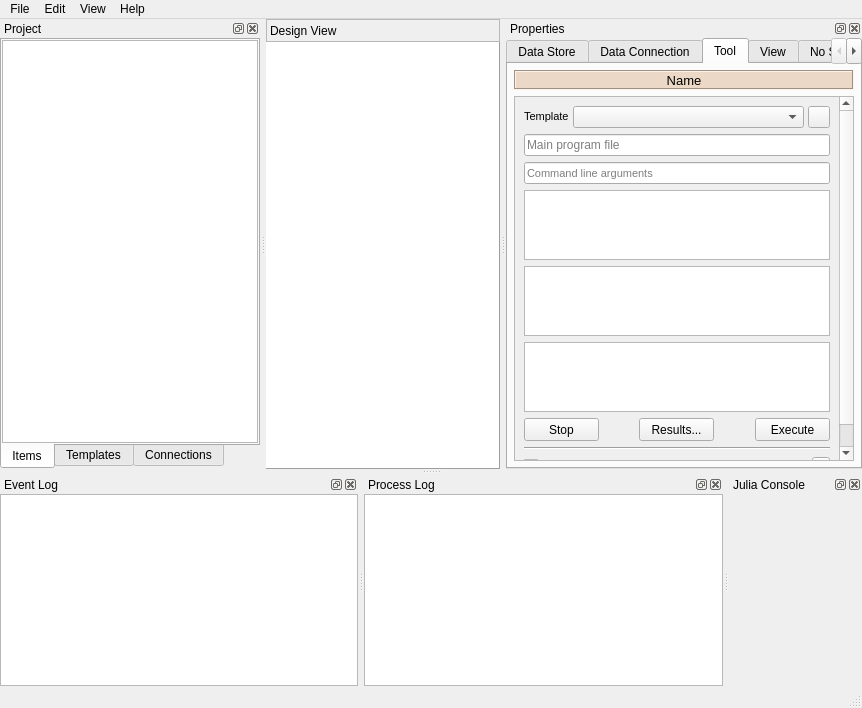
The window that spinetoolbox/ui/mainwindow.ui (spine-tools/Spine-Toolbox) describes before a commit, drawn with Qt 5.
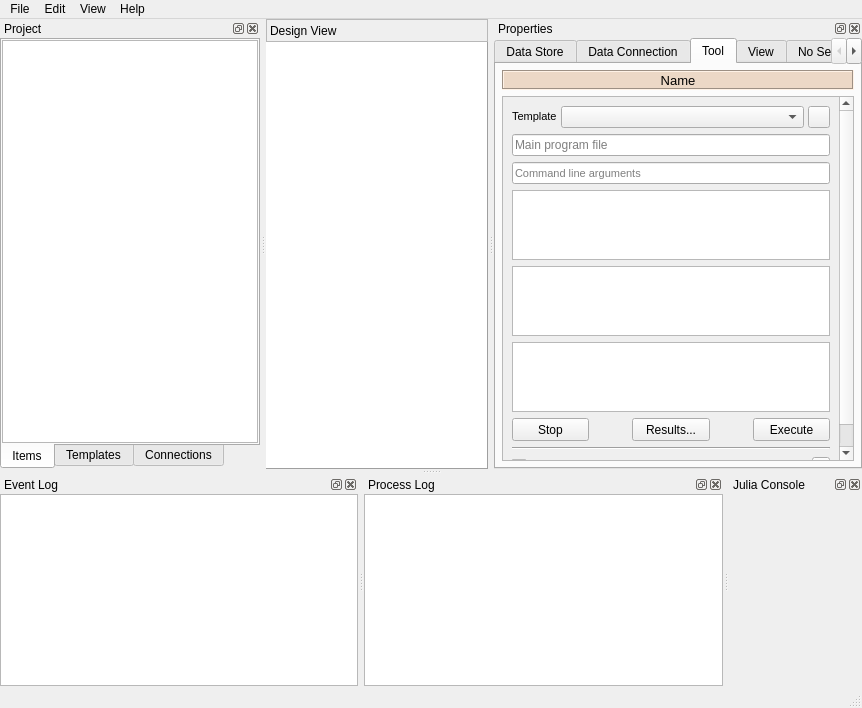
The same window after the commit. The open tabs and pages were chosen to show the change. Icons and pictures are not drawn. Custom widgets are drawn as their Qt base class.

The edit to the form file:
```diff
--- a/spinetoolbox/ui/mainwindow.ui
+++ b/spinetoolbox/ui/mainwindow.ui
@@ -1676,8 +1676,8 @@
              <rect>
               <x>0</x>
               <y>0</y>
-              <width>336</width>
-              <height>433</height>
+              <width>332</width>
+              <height>393</height>
              </rect>
             </property>
             <layout class="QVBoxLayout" name="verticalLayout_17">
@@ -1913,7 +1913,7 @@
                   <bool>true</bool>
                  </property>
                  <property name="sizePolicy">
-                  <sizepolicy hsizetype="Fixed" vsizetype="Fixed">
+                  <sizepolicy hsizetype="MinimumExpanding" vsizetype="Fixed">
                    <horstretch>0</horstretch>
                    <verstretch>0</verstretch>
                   </sizepolicy>
@@ -1926,7 +1926,7 @@
                  </property>
                  <property name="maximumSize">
                   <size>
-                   <width>75</width>
+                   <width>16777215</width>
                    <height>23</height>
                   </size>
                  </property>
@@ -1957,7 +1957,7 @@
                <item>
                 <widget class="QPushButton" name="pushButton_tool_results">
                  <property name="sizePolicy">
-                  <sizepolicy hsizetype="Fixed" vsizetype="Fixed">
+                  <sizepolicy hsizetype="MinimumExpanding" vsizetype="Fixed">
                    <horstretch>0</horstretch>
                    <verstretch>0</verstretch>
                   </sizepolicy>
@@ -1970,7 +1970,7 @@
                  </property>
                  <property name="maximumSize">
                   <size>
-                   <width>75</width>
+                   <width>16777215</width>
                    <height>23</height>
                   </size>
                  </property>
@@ -1998,7 +1998,7 @@
                <item>
                 <widget class="QPushButton" name="pushButton_tool_execute">
                  <property name="sizePolicy">
-                  <sizepolicy hsizetype="Fixed" vsizetype="Fixed">
+                  <sizepolicy hsizetype="MinimumExpanding" vsizetype="Fixed">
                    <horstretch>0</horstretch>
                    <verstretch>0</verstretch>
                   </sizepolicy>
@@ -2011,7 +2011,7 @@
                  </property>
                  <property name="maximumSize">
                   <size>
-                   <width>75</width>
+                   <width>16777215</width>
                    <height>23</height>
                   </size>
                  </property>
```
Left out of the diff: 25 changed lines with no effect on the pictures.
